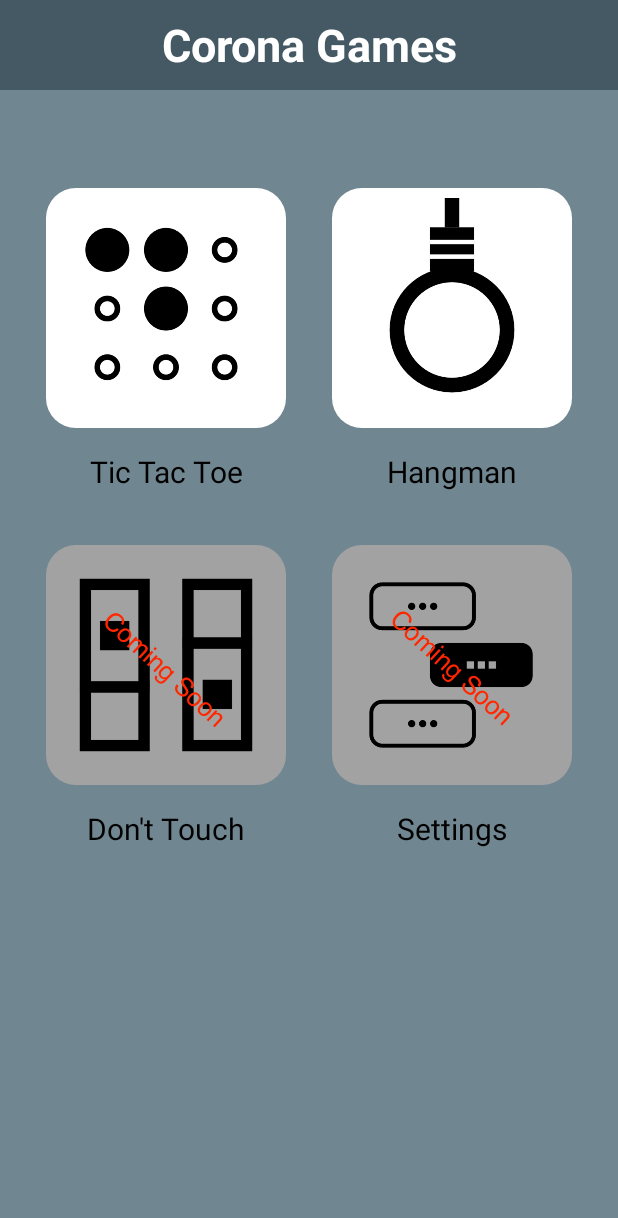
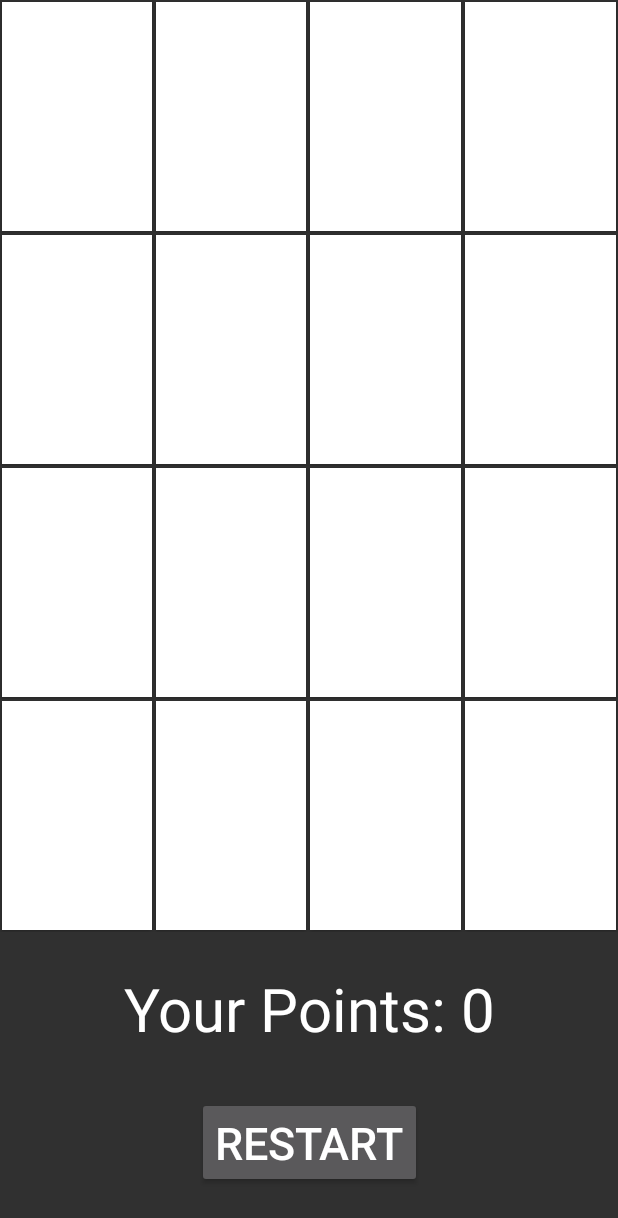
Before and after one commit to sw20-tug/MA-Afternoon-2, an Android app: the screen it shows after launch (MainActivity before the commit, WhiteTilesActivity after it), after a tap on an icon or button, on a phone screen of 412 x 824 dp. Shown: the top 1218 px of the screen. Run offline under Robolectric (Android 15) with nearby library versions, the phone set to English and light mode, and no system bars.

Commit message:
GAMES_011_A: Created UI & UI Tests for WhiteTiles Game Activity [RA,PD]

```diff
--- a/Games/app/src/main/AndroidManifest.xml
+++ b/Games/app/src/main/AndroidManifest.xml
@@ -9,7 +9,8 @@
         android:roundIcon="@mipmap/ic_launcher_round"
         android:supportsRtl="true"
         android:theme="@style/Theme.AppCompat.NoActionBar">
-        <activity android:name=".HangmanActivity"></activity>
+        <activity android:name=".WhiteTilesActivity"/>
+        <activity android:name=".HangmanActivity" />
         <activity android:name=".TicTacToeSettingsActivity" />
         <activity android:name=".TicTacToeActivity" />
         <activity android:name=".MainActivity">
--- a/Games/app/src/main/java/at/tugraz/ist/ma/games/MainActivity.java
+++ b/Games/app/src/main/java/at/tugraz/ist/ma/games/MainActivity.java
@@ -35,13 +35,13 @@ public class MainActivity extends AppCompatActivity {
     }
 
     private void btnMainSettings_Click() {
-        //Intent intentWT = new Intent(getApplicationContext(), WhiteTilesSettingsActivity.class);
+        //Intent intentWT = new Intent(getApplicationContext(), SettingsActivity.class);
         //startActivity(intentWT);
     }
 
     private void btnMainDontTouch_Click() {
-        //Intent intentSET = new Intent(getApplicationContext(), SettingsActivity.class);
-        //startActivity(intentSET);
+        Intent intentSET = new Intent(getApplicationContext(), WhiteTilesActivity.class);
+        startActivity(intentSET);
     }
 
 }
--- /dev/null
+++ b/Games/app/src/main/java/at/tugraz/ist/ma/games/WhiteTilesActivity.java
@@ -0,0 +1,14 @@
+package at.tugraz.ist.ma.games;
+
+import androidx.appcompat.app.AppCompatActivity;
+
+import android.os.Bundle;
+
+public class WhiteTilesActivity extends AppCompatActivity {
+
+    @Override
+    protected void onCreate(Bundle savedInstanceState) {
+        super.onCreate(savedInstanceState);
+        setContentView(R.layout.activity_white_tiles);
+    }
+}
--- a/Games/app/src/main/res/layout/activity_main.xml
+++ b/Games/app/src/main/res/layout/activity_main.xml
@@ -72,9 +72,9 @@
 
             <ImageButton
                 android:id="@+id/btnMainWhiteTiles"
-                style="@style/styleWelcomeScreenButtonsComingSoon"
+                style="@style/styleWelcomeScreenButtons"
                 android:contentDescription="@string/main_donttouch"
-                android:src="@drawable/icon_dont_touch_comingsoon" />
+                android:src="@drawable/icon_dont_touch" />
 
             <ImageButton
                 android:id="@+id/btnMainSettings"
--- /dev/null
+++ b/Games/app/src/main/res/layout/activity_white_tiles.xml
@@ -0,0 +1,137 @@
+<?xml version="1.0" encoding="utf-8"?>
+<androidx.constraintlayout.widget.ConstraintLayout xmlns:android="http://schemas.android.com/apk/res/android"
+    xmlns:app="http://schemas.android.com/apk/res-auto"
+    xmlns:tools="http://schemas.android.com/tools"
+    android:layout_width="match_parent"
+    android:layout_height="match_parent"
+    tools:context=".WhiteTilesActivity">
+
+
+    <TableLayout
+        android:id="@+id/tlWhiteTilesGameField"
+        android:layout_width="match_parent"
+        android:layout_height="0dp"
+        android:layout_marginBottom="24dp"
+        app:layout_constraintBottom_toTopOf="@+id/tvWhiteTilesYourPoints"
+        app:layout_constraintEnd_toEndOf="parent"
+        app:layout_constraintStart_toStartOf="parent"
+        app:layout_constraintTop_toTopOf="parent">
+
+        <TableRow
+            android:layout_width="match_parent"
+            android:layout_height="match_parent"
+            android:layout_weight="1"
+            android:stretchColumns="*">
+
+            <Button
+                android:id="@+id/btnWhiteTilesGameButton1-1"
+                style="@style/styleWhiteTilesButton" />
+
+            <Button
+                android:id="@+id/btnWhiteTilesGameButton1-2"
+                style="@style/styleWhiteTilesButton" />
+
+            <Button
+                android:id="@+id/btnWhiteTilesGameButton1-3"
+                style="@style/styleWhiteTilesButton" />
+
+            <Button
+                android:id="@+id/btnWhiteTilesGameButton1-4"
+                style="@style/styleWhiteTilesButton" />
+        </TableRow>
+
+
+        <TableRow
+            android:layout_width="match_parent"
+            android:layout_height="match_parent"
+            android:layout_weight="1">
+
+            <Button
+                android:id="@+id/btnWhiteTilesGameButton2-1"
+                style="@style/styleWhiteTilesButton" />
+
+            <Button
+                android:id="@+id/btnWhiteTilesGameButton2-2"
+                style="@style/styleWhiteTilesButton" />
+
+            <Button
+                android:id="@+id/btnWhiteTilesGameButton2-3"
+                style="@style/styleWhiteTilesButton" />
+
+            <Button
+                android:id="@+id/btnWhiteTilesGameButton2-4"
+                style="@style/styleWhiteTilesButton" />
+        </TableRow>
+
+        <TableRow
+            android:layout_width="match_parent"
+            android:layout_height="match_parent"
+            android:layout_weight="1">
+
+            <Button
+                android:id="@+id/btnWhiteTilesGameButton3-1"
+                style="@style/styleWhiteTilesButton" />
+
+            <Button
+                android:id="@+id/btnWhiteTilesGameButton3-2"
+                style="@style/styleWhiteTilesButton" />
+
+            <Button
+                android:id="@+id/btnWhiteTilesGameButton3-3"
+                style="@style/styleWhiteTilesButton" />
+
+            <Button
+                android:id="@+id/btnWhiteTilesGameButton3-4"
+                style="@style/styleWhiteTilesButton" />
+        </TableRow>
+
+        <TableRow
+            android:layout_width="match_parent"
+            android:layout_height="match_parent"
+            android:layout_weight="1">
+
+            <Button
+                android:id="@+id/btnWhiteTilesGameButton4-1"
+                style="@style/styleWhiteTilesButton" />
+
+            <Button
+                android:id="@+id/btnWhiteTilesGameButton4-2"
+                style="@style/styleWhiteTilesButton" />
+
+            <Button
+                android:id="@+id/btnWhiteTilesGameButton4-3"
+                style="@style/styleWhiteTilesButton" />
+
+            <Button
+                android:id="@+id/btnWhiteTilesGameButton4-4"
+                style="@style/styleWhiteTilesButton" />
+        </TableRow>
+
+    </TableLayout>
+
+    <TextView
+        android:id="@+id/tvWhiteTilesYourPoints"
+        style="@style/styleWhiteTilesPointsText"
+        android:layout_width="wrap_content"
+        android:layout_height="wrap_content"
+        android:layout_marginBottom="32dp"
+        android:text="@string/WhiteTilesYourPoints"
+        app:layout_constraintBottom_toTopOf="@+id/btnWhiteTilesRestart"
+        app:layout_constraintEnd_toEndOf="parent"
+        app:layout_constraintStart_toStartOf="parent" />
+
+
+
+    <Button
+        android:id="@+id/btnWhiteTilesRestart"
+        android:layout_width="wrap_content"
+        android:layout_height="wrap_content"
+        android:layout_marginBottom="32dp"
+        android:text="@string/WhiteTilesRestartButton"
+        android:textSize="30sp"
+        app:layout_constraintBottom_toBottomOf="parent"
+        app:layout_constraintEnd_toEndOf="parent"
+        app:layout_constraintStart_toStartOf="parent" />
+
+
+</androidx.constraintlayout.widget.ConstraintLayout>
--- a/Games/app/src/main/res/values/strings.xml
+++ b/Games/app/src/main/res/values/strings.xml
@@ -60,4 +60,10 @@
     <string name="main_donttouch">Don\'t Touch</string>
     <string name="main_settings">Settings</string>
     <string name="main_yourpoints">Your Points: 0</string>
+
+
+    <!-- WhiteTiles Strings -->
+    <string name="WhiteTilesRestartButton">Restart</string>
+    <string name="WhiteTilesYourPoints">Your Points: 0</string>
+
 </resources>
--- a/Games/app/src/main/res/values/styles.xml
+++ b/Games/app/src/main/res/values/styles.xml
@@ -33,6 +33,23 @@
         <item name="android:textSize">20sp</item>
       </style>
 
+    <style name="styleWhiteTilesButton">
+        <item name="android:scaleType">fitCenter</item>
+        <item name="android:adjustViewBounds">true</item>
+        <item name="android:layout_weight">1</item>
+        <item name="android:background">@android:color/white</item>
+        <item name="android:layout_margin">1dp</item>
+        <item name="android:layout_height">fill_parent</item>
+        <item name="android:layout_width">fill_parent</item>
+    </style>
 
+    <style name="styleWhiteTilesPointsText">
+        <item name="android:layout_weight">1</item>
+        <item name="android:layout_width">wrap_content</item>
+        <item name="android:layout_height">wrap_content</item>
+        <item name="android:textAlignment">center</item>
+        <item name="android:textColor">@android:color/white</item>
+        <item name="android:textSize">40sp</item>
+    </style>
 
 </resources>
```
Also changed, not shown: 2 other files.
